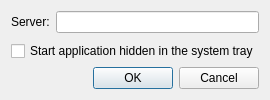
Above: source/gui/psvSettingsDialog.ui from sjoubert/pensieve before the change. Below: the same form after it.
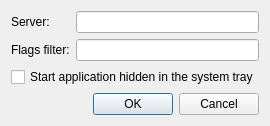
That is the form after the change.

Commit message: Add the possibility to filter thoughts of interest by flags

Diff of the .ui file:
```diff
--- a/source/gui/psvSettingsDialog.ui
+++ b/source/gui/psvSettingsDialog.ui
@@ -21,6 +21,16 @@
      <item row="0" column="1">
       <widget class="QLineEdit" name="m_server"/>
      </item>
+     <item row="1" column="0">
+      <widget class="QLabel" name="m_flagsFilterLabel">
+       <property name="text">
+        <string>Flags filter:</string>
+       </property>
+      </widget>
+     </item>
+     <item row="1" column="1">
+      <widget class="QLineEdit" name="m_flagsFilter"/>
+     </item>
     </layout>
    </item>
    <item>
```
The commit also changes 5 other files.
